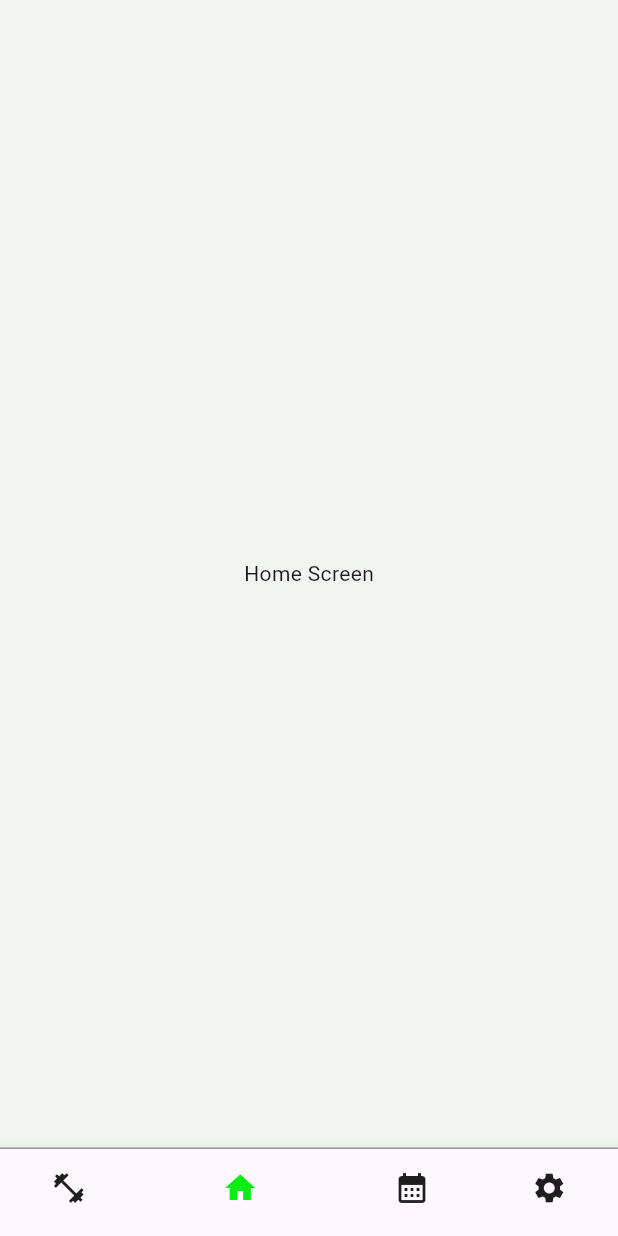
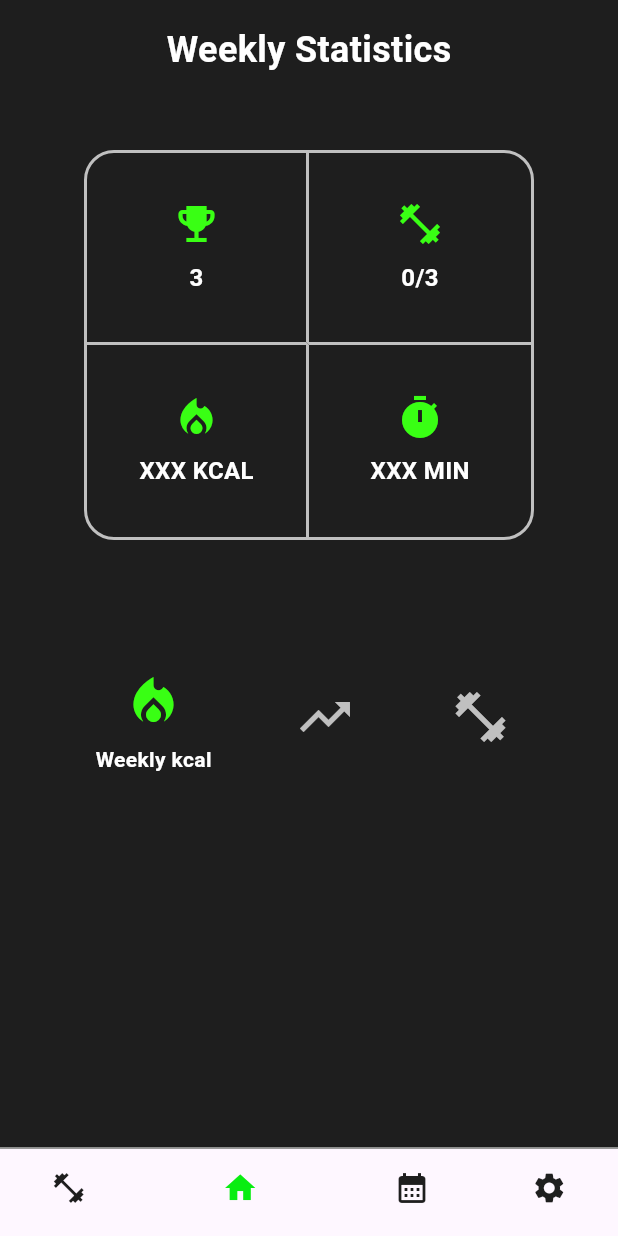
Before and after one commit to TakeOff30/fit_rep, a Flutter app: the screen it shows after launch, item 2 of the bottom bar chosen, on a phone screen of 412 x 824 dp. Run offline on Flutter 3.47's test engine with Material 3 defaults, Android fonts, the phone set to English and light mode, and no system bars.

Commit message:
Statistics screen update: Added stats box and graphs interactive icons

```diff
--- a/lib/screens/home_screen.dart
+++ b/lib/screens/home_screen.dart
@@ -6,10 +6,129 @@ class HomeScreen extends StatefulWidget {
 }
 
 class _HomeScreenState extends State<HomeScreen> {
+  int _selectedIcon = 3; // 3: weekly kcal selezionato di default
+
   @override
   Widget build(BuildContext context) {
-    return Center(
-      child: Text('Home Screen'),
+    return Scaffold(
+      backgroundColor: const Color(0xFF1E1E1E),
+      body: Container(
+        margin: const EdgeInsets.all(16.0),
+        child: Column(
+          mainAxisAlignment: MainAxisAlignment.start,
+          children: <Widget>[
+            const Center(
+              child: Text(
+                'Weekly Statistics',
+                style: TextStyle(
+                  fontSize: 24.0,
+                  fontWeight: FontWeight.bold,
+                  fontFamily: 'Roboto',
+                  color: Colors.white,
+                ),
+              ),
+            ),
+            const SizedBox(height: 50), // Spazio tra il titolo e il riquadro informativo
+            Center(
+              child: Container(
+                width: 300,
+                height: 260,
+                decoration: BoxDecoration(
+                  color: const Color(0xFF1E1E1E),
+                  border: Border.all(color: const Color(0xFFC0C0C0), width: 2),
+                  borderRadius: BorderRadius.circular(20),
+                ),
+                child: Column(
+                  children: <Widget>[
+                    Expanded(
+                      child: Row(
+                        children: <Widget>[
+                          _buildIconSection(Icons.emoji_events, '3', true, true),
+                          _buildIconSection(Icons.fitness_center, '0/3', false, true),
+                        ],
+                      ),
+                    ),
+                    Expanded(
+                      child: Row(
+                        children: <Widget>[
+                          _buildIconSection(Icons.local_fire_department, 'XXX KCAL', true, false),
+                          _buildIconSection(Icons.timer, 'XXX MIN', false, false),
+                        ],
+                      ),
+                    ),
+                  ],
+                ),
+              ),
+            ),
+            const SizedBox(height: 80), // Spazio tra il riquadro informativo e le icone interattive
+            _buildIconRow(), // Costruisce la fila delle icone interattive
+          ],
+        ),
+      ),
+    );
+  }
+
+  // Fila delle icone interattive per grafici
+  Widget _buildIconRow() {
+    return Row(
+      mainAxisAlignment: MainAxisAlignment.spaceEvenly,
+      children: <Widget>[
+        _iconButton(3, Icons.local_fire_department, 'Weekly kcal'),
+        _iconButton(1, Icons.trending_up, 'Level'),
+        _iconButton(2, Icons.fitness_center, 'Muscles'),
+      ],
+    );
+  }
+
+  // Icone grafici interattive
+  Widget _iconButton(int id, IconData icon, String label) {
+    bool isSelected = _selectedIcon == id;
+    return Column(
+      children: <Widget>[
+        IconButton(
+          icon: Icon(icon, size: 40),
+          color: isSelected ? const Color(0xFF39FF14) : const Color(0xFFC0C0C0),
+          onPressed: () {
+            setState(() {
+              _selectedIcon = _selectedIcon == id ? 0 : id;
+            });
+          },
+        ),
+        if (isSelected)
+          Text(
+            label,
+            style: const TextStyle(
+              color: Colors.white,
+              fontSize: 14,
+              fontWeight: FontWeight.bold,
+              fontFamily: 'Roboto',
+            ),
+          ),
+      ],
+    );
+  }
+
+  // Icone e testo del riquadro informativo
+  Widget _buildIconSection(IconData icon, String label, bool borderRight, bool borderBottom) {
+    return Expanded(
+      child: Container(
+        decoration: BoxDecoration(
+          border: Border(
+            right: borderRight ? const BorderSide(width: 2, color: Color(0xFFC0C0C0)) : BorderSide.none,
+            bottom: borderBottom ? const BorderSide(width: 2, color: Color(0xFFC0C0C0)) : BorderSide.none,
+          ),
+        ),
+        child: Center(
+          child: Column(
+            mainAxisAlignment: MainAxisAlignment.center,
+            children: <Widget>[
+              Icon(icon, size: 32, color: const Color(0xFF39FF14)),
+              const SizedBox(height: 8),
+              Text(label, style: const TextStyle(fontSize: 16, fontWeight: FontWeight.bold, color: Colors.white, fontFamily: 'Roboto')),
+            ],
+          ),
+        ),
+      ),
     );
   }
 }
```
